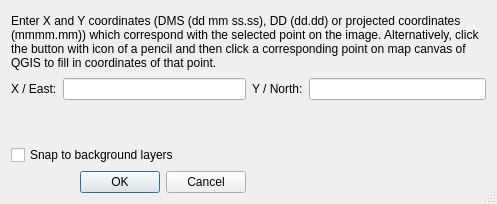
The window that src/plugins/georeferencer/qgsmapcoordsdialogbase.ui (qgis/QGIS) describes before a commit, drawn with Qt 5.
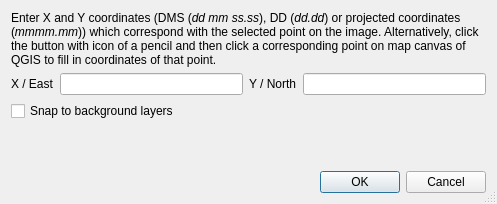
The same window after the commit.

What changed in the file:
```diff
--- a/src/plugins/georeferencer/qgsmapcoordsdialogbase.ui
+++ b/src/plugins/georeferencer/qgsmapcoordsdialogbase.ui
@@ -16,59 +16,64 @@
   <property name="sizeGripEnabled">
    <bool>true</bool>
   </property>
-  <layout class="QGridLayout" name="gridLayout">
-   <item row="0" column="0" colspan="2">
+  <layout class="QGridLayout" name="gridLayout" columnstretch="0,1,0,1">
+   <item row="0" column="0" colspan="4">
     <widget class="QLabel" name="label">
      <property name="text">
-      <string>Enter X and Y coordinates (DMS (dd mm ss.ss), DD (dd.dd) or projected coordinates (mmmm.mm)) which correspond with the selected point on the image. Alternatively, click the button with icon of a pencil and then click a corresponding point on map canvas of QGIS to fill in coordinates of that point.</string>
+      <string>&lt;html&gt;&lt;head/&gt;&lt;body&gt;&lt;p&gt;Enter X and Y coordinates (DMS (&lt;span style=&quot; font-style:italic;&quot;&gt;dd mm ss.ss&lt;/span&gt;), DD (&lt;span style=&quot; font-style:italic;&quot;&gt;dd.dd&lt;/span&gt;) or projected coordinates (&lt;span style=&quot; font-style:italic;&quot;&gt;mmmm.mm&lt;/span&gt;)) which correspond with the selected point on the image. Alternatively, click the button with icon of a pencil and then click a corresponding point on map canvas of QGIS to fill in coordinates of that point.&lt;/p&gt;&lt;/body&gt;&lt;/html&gt;</string>
      </property>
      <property name="wordWrap">
       <bool>true</bool>
      </property>
     </widget>
    </item>
+   <item row="1" column="3">
+    <widget class="QLineEdit" name="leYCoord"/>
+   </item>
+   <item row="1" column="2">
+    <widget class="QLabel" name="textLabel2">
+     <property name="text">
+      <string>Y / North</string>
+     </property>
+    </widget>
+   </item>
    <item row="1" column="0">
-    <layout class="QFormLayout" name="formLayout_2">
-     <item row="0" column="0">
-      <widget class="QLabel" name="textLabel1">
-       <property name="text">
-        <string>X / East:</string>
-       </property>
-      </widget>
-     </item>
-     <item row="0" column="1">
-      <widget class="QLineEdit" name="leXCoord"/>
-     </item>
-    </layout>
+    <widget class="QLabel" name="textLabel1">
+     <property name="text">
+      <string>X / East</string>
+     </property>
+    </widget>
    </item>
    <item row="1" column="1">
-    <layout class="QFormLayout" name="formLayout">
-     <item row="0" column="0">
-      <widget class="QLabel" name="textLabel2">
-       <property name="text">
-        <string>Y / North:</string>
-       </property>
-      </widget>
-     </item>
-     <item row="0" column="1">
-      <widget class="QLineEdit" name="leYCoord"/>
-     </item>
-    </layout>
+    <widget class="QLineEdit" name="leXCoord"/>
    </item>
-   <item row="2" column="0">
+   <item row="3" column="0" colspan="3">
     <widget class="QCheckBox" name="mSnapToBackgroundLayerBox">
      <property name="text">
       <string>Snap to background layers</string>
      </property>
     </widget>
    </item>
-   <item row="3" column="0">
+   <item row="5" column="0" colspan="4">
     <widget class="QDialogButtonBox" name="buttonBox">
      <property name="standardButtons">
       <set>QDialogButtonBox::Cancel|QDialogButtonBox::Ok</set>
      </property>
     </widget>
    </item>
+   <item row="4" column="0">
+    <spacer name="verticalSpacer">
+     <property name="orientation">
+      <enum>Qt::Vertical</enum>
+     </property>
+     <property name="sizeHint" stdset="0">
+      <size>
+       <width>20</width>
+       <height>40</height>
+      </size>
+     </property>
+    </spacer>
+   </item>
   </layout>
  </widget>
  <layoutdefault spacing="6" margin="11"/>
```
Left out of the diff: 1 changed line with no effect on the pictures.
